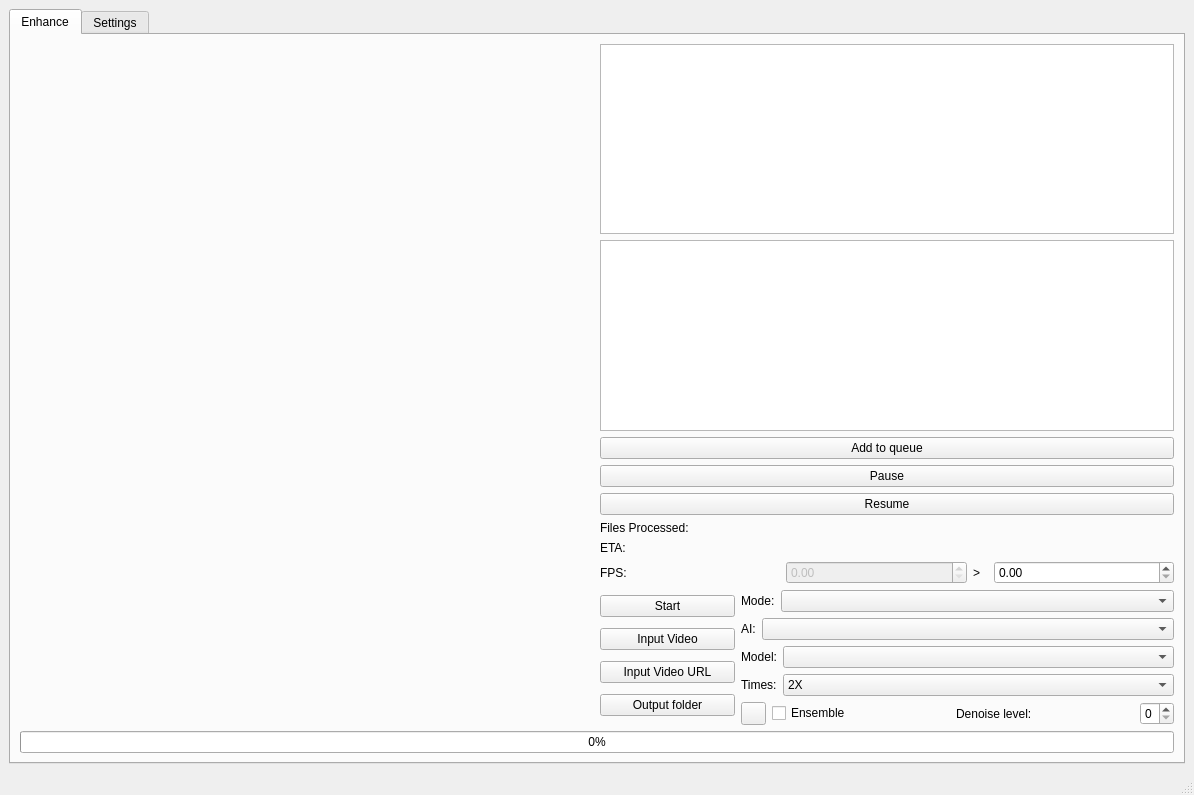
First picture: the form in mainwindow.ui, repository TNTwise/REAL-Video-Enhancer, before the edit.
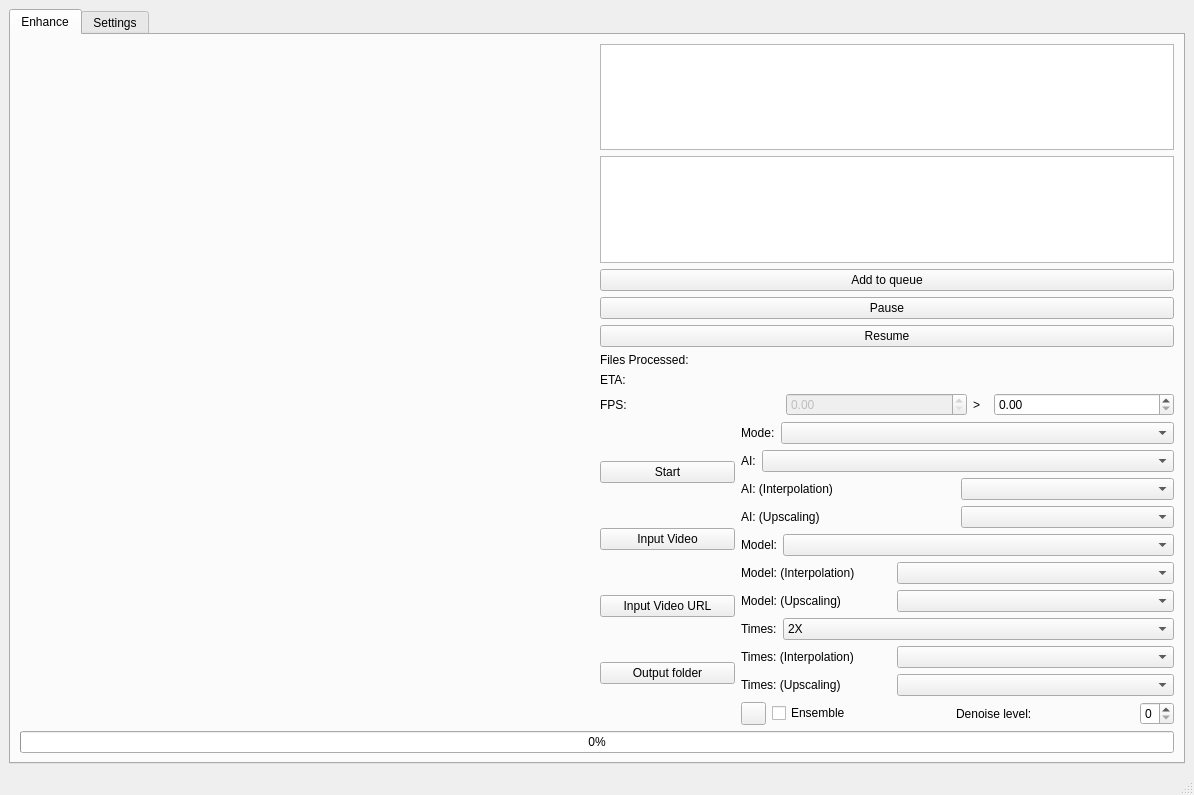
Second picture: the form after the edit. Icons and pictures are not drawn.

Patch:
```diff
--- a/mainwindow.ui
+++ b/mainwindow.ui
@@ -371,6 +371,34 @@
                   </item>
                  </layout>
                 </item>
+                <item>
+                 <layout class="QHBoxLayout" name="horizontalLayout_13">
+                  <item>
+                   <widget class="QLabel" name="label_26">
+                    <property name="text">
+                     <string>AI: (Interpolation)</string>
+                    </property>
+                   </widget>
+                  </item>
+                  <item>
+                   <widget class="QComboBox" name="comboBox_3"/>
+                  </item>
+                 </layout>
+                </item>
+                <item>
+                 <layout class="QHBoxLayout" name="horizontalLayout_14">
+                  <item>
+                   <widget class="QLabel" name="label_27">
+                    <property name="text">
+                     <string>AI: (Upscaling)</string>
+                    </property>
+                   </widget>
+                  </item>
+                  <item>
+                   <widget class="QComboBox" name="comboBox_4"/>
+                  </item>
+                 </layout>
+                </item>
                 <item>
                  <layout class="QHBoxLayout" name="horizontalLayout_6">
                   <item>
@@ -398,6 +426,46 @@
                   </item>
                  </layout>
                 </item>
+                <item>
+                 <layout class="QHBoxLayout" name="horizontalLayout_11">
+                  <item>
+                   <widget class="QLabel" name="label_24">
+                    <property name="maximumSize">
+                     <size>
+                      <width>150</width>
+                      <height>16777215</height>
+                     </size>
+                    </property>
+                    <property name="text">
+                     <string>Model: (Interpolation)</string>
+                    </property>
+                   </widget>
+                  </item>
+                  <item>
+                   <widget class="QComboBox" name="comboBox"/>
+                  </item>
+                 </layout>
+                </item>
+                <item>
+                 <layout class="QHBoxLayout" name="horizontalLayout_12">
+                  <item>
+                   <widget class="QLabel" name="label_25">
+                    <property name="maximumSize">
+                     <size>
+                      <width>150</width>
+                      <height>16777215</height>
+                     </size>
+                    </property>
+                    <property name="text">
+                     <string>Model: (Upscaling) </string>
+                    </property>
+                   </widget>
+                  </item>
+                  <item>
+                   <widget class="QComboBox" name="comboBox_2"/>
+                  </item>
+                 </layout>
+                </item>
                 <item>
                  <layout class="QHBoxLayout" name="horizontalLayout_7">
                   <item>
@@ -440,6 +508,46 @@
                   </item>
                  </layout>
                 </item>
+                <item>
+                 <layout class="QHBoxLayout" name="horizontalLayout_9">
+                  <item>
+                   <widget class="QLabel" name="label_22">
+                    <property name="maximumSize">
+                     <size>
+                      <width>150</width>
+                      <height>16777215</height>
+                     </size>
+                    </property>
+                    <property name="text">
+                     <string>Times: (Interpolation)</string>
+                    </property>
+                   </widget>
+                  </item>
+                  <item>
+                   <widget class="QComboBox" name="timesInterpolation"/>
+                  </item>
+                 </layout>
+                </item>
+                <item>
+                 <layout class="QHBoxLayout" name="horizontalLayout_10">
+                  <item>
+                   <widget class="QLabel" name="label_23">
+                    <property name="maximumSize">
+                     <size>
+                      <width>150</width>
+                      <height>16777215</height>
+                     </size>
+                    </property>
+                    <property name="text">
+                     <string>Times: (Upscaling)</string>
+                    </property>
+                   </widget>
+                  </item>
+                  <item>
+                   <widget class="QComboBox" name="timesUpscale"/>
+                  </item>
+                 </layout>
+                </item>
                 <item>
                  <layout class="QHBoxLayout" name="horizontalLayout_8">
                   <item>
```
